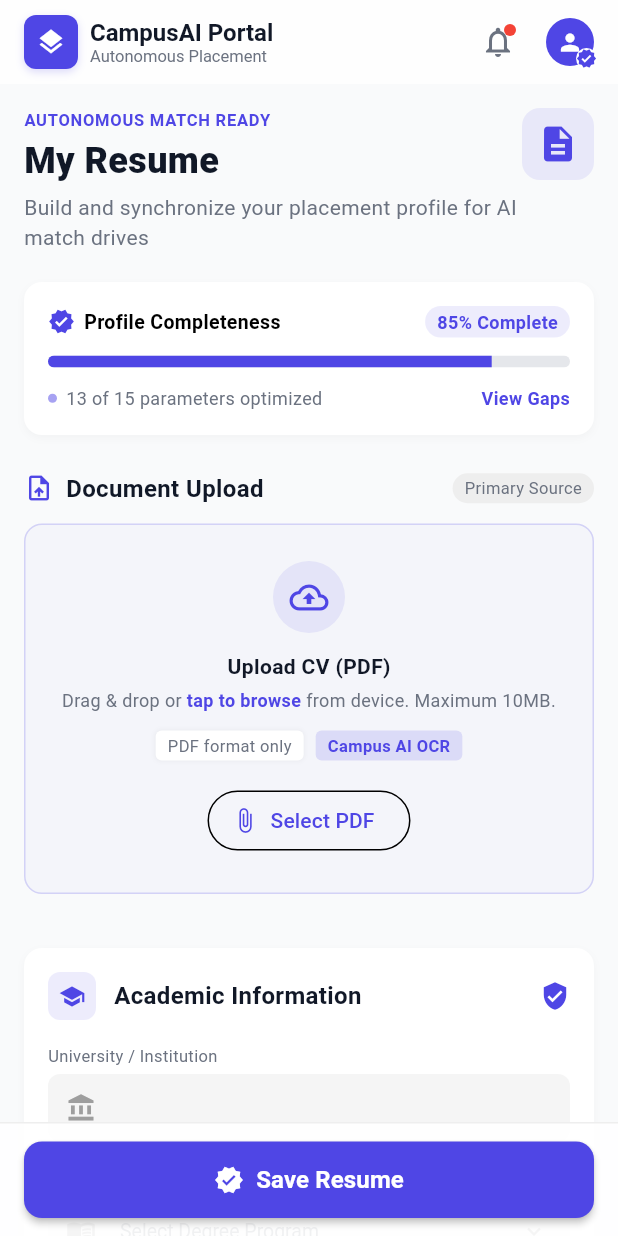
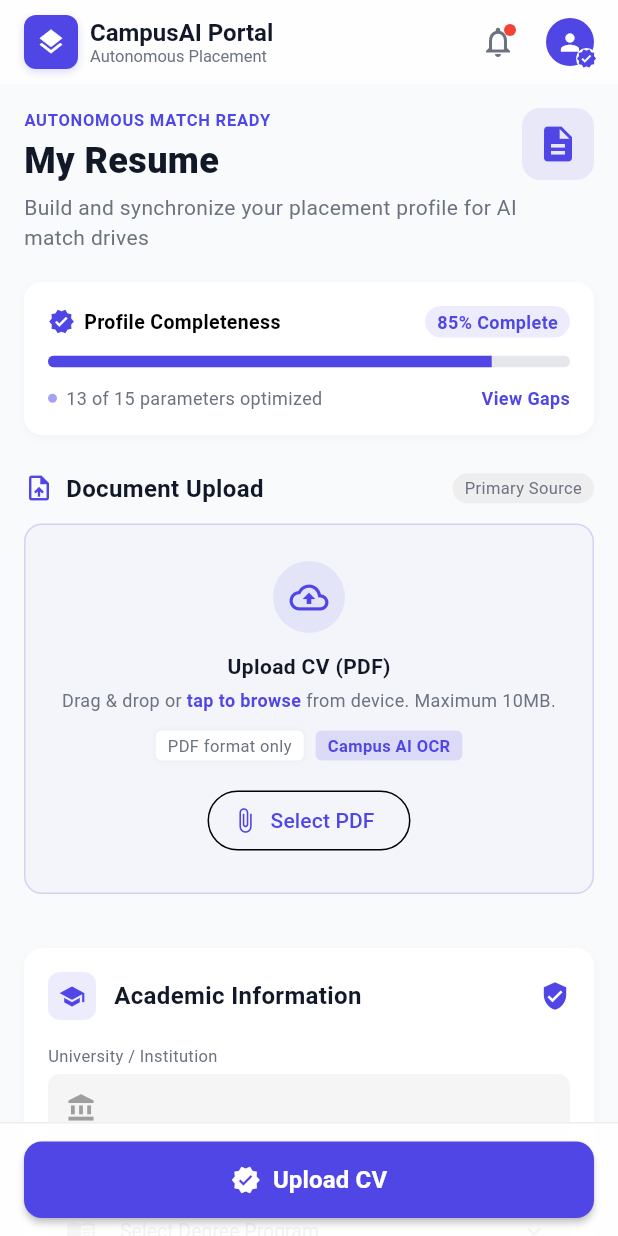
Before and after one commit to IT24100316/Campus-Placement-System, a Flutter app: the ProfileScreen screen opened directly, on a phone screen of 412 x 824 dp. Run offline on Flutter 3.47's test engine with Material 3 defaults, Android fonts, the phone set to English and light mode, and no system bars; our stand-ins replace file_picker; network calls fail.

Commit message:
feat(student-resume): connect CV upload to the backend
Implemented multipart CV upload
UI now disables duplicate submissions,
displays upload/network/backend errors inline,
& shows the returned storage ID only after a confirmed server success

```diff
--- a/frontend_flutter/lib/features/profile/presentation/screens/profile_screen.dart
+++ b/frontend_flutter/lib/features/profile/presentation/screens/profile_screen.dart
@@ -6,6 +6,7 @@ import 'package:file_picker/file_picker.dart';
 import 'package:http/http.dart' as http;
 import '../../../../core/constants/app_colors.dart';
 import '../../../../core/constants/api_endpoints.dart';
+import '../../../../core/services/cv_upload_service.dart';
 
 class ProfileScreen extends StatefulWidget {
   const ProfileScreen({super.key});
@@ -36,8 +37,8 @@ class _ProfileScreenState extends State<ProfileScreen> {
   String? _selectedAcademicStatus;
   int? _selectedYearOfStudy;
 
-  bool _isSaving = false;
-  String _saveButtonText = 'Save Resume';
+  bool _isUploadingCv = false;
+  String _saveButtonText = 'Upload CV';
   IconData _saveButtonIcon = Icons.verified;
 
   List<dynamic> _domains = [];
@@ -53,7 +54,11 @@ class _ProfileScreenState extends State<ProfileScreen> {
   PlatformFile? _selectedCvFile;
   int? _selectedCvFileSize;
   String? _cvSelectionError;
+  String? _cvUploadError;
+  String? _uploadedCvStorageKey;
   bool _isSelectingCv = false;
+
+  final CvUploadService _cvUploadService = CvUploadService();
 
   static const List<String> degreePrograms = ['BSc (Hons) Information Technology', 'BSc (Hons) Software Engineering', 'BSc (Hons) Computer Science', 'BSc (Hons) Data Science', 'BSc (Hons) Cyber Security'];
   static const List<String> internshipTypes = ['OnSite', 'Hybrid', 'Remote'];
@@ -121,7 +126,7 @@ class _ProfileScreenState extends State<ProfileScreen> {
   }
 
   Future<void> _selectCvFile() async {
-    if (_isSelectingCv) {
+    if (_isSelectingCv || _isUploadingCv) {
       return;
     }
 
@@ -170,6 +175,8 @@ class _ProfileScreenState extends State<ProfileScreen> {
         _selectedCvFile = file;
         _selectedCvFileSize = fileSize;
         _cvSelectionError = null;
+        _cvUploadError = null;
+        _uploadedCvStorageKey = null;
       });
     } catch (_) {
       _setCvSelectionError('Unable to access the selected file. Please check permissions and try again.');
@@ -185,6 +192,7 @@ class _ProfileScreenState extends State<ProfileScreen> {
       _selectedCvFile = null;
       _selectedCvFileSize = null;
       _cvSelectionError = null;
+      _cvUploadError = null;
     });
   }
 
@@ -210,6 +218,10 @@ class _ProfileScreenState extends State<ProfileScreen> {
   }
 
   void _triggerSaveAnimation() async {
+    if (_isUploadingCv) {
+      return;
+    }
+
     final isFormValid = _formKey.currentState?.validate() ?? false;
     setState(() {
       _skillsError = _skills.isEmpty ? 'Add at least one skill.' : null;
@@ -234,20 +246,53 @@ class _ProfileScreenState extends State<ProfileScreen> {
       return;
     }
 
+    final selectedFile = _selectedCvFile;
+    if (selectedFile == null) {
+      return;
+    }
+
     setState(() {
-      _isSaving = true;
-      _saveButtonText = 'Profile Synchronized!';
-      _saveButtonIcon = Icons.check_circle;
+      _isUploadingCv = true;
+      _cvUploadError = null;
+      _saveButtonText = 'Uploading CV...';
     });
 
-    await Future.delayed(const Duration(milliseconds: 2200));
+    try {
+      final fileBytes = await selectedFile.readAsBytes();
+      final result = await _cvUploadService.uploadPdf(
+        fileBytes: fileBytes,
+        fileName: selectedFile.name,
+      );
 
-    if (mounted) {
+      if (!mounted) {
+        return;
+      }
+
       setState(() {
-        _isSaving = false;
-        _saveButtonText = 'Save Resume';
-        _saveButtonIcon = Icons.verified;
+        _uploadedCvStorageKey = result.storageKey;
+        _saveButtonText = 'CV Uploaded';
+        _saveButtonIcon = Icons.check_circle;
       });
+    } on CvUploadException catch (error) {
+      if (mounted) {
+        setState(() {
+          _cvUploadError = error.message;
+          _saveButtonText = 'Upload CV';
+          _saveButtonIcon = Icons.upload_file;
+        });
+      }
+    } catch (_) {
+      if (mounted) {
+        setState(() {
+          _cvUploadError = 'Unable to prepare the selected CV for upload. Please try again.';
+          _saveButtonText = 'Upload CV';
+          _saveButtonIcon = Icons.upload_file;
+        });
+      }
+    } finally {
+      if (mounted) {
+        setState(() => _isUploadingCv = false);
+      }
     }
   }
 
@@ -526,11 +571,17 @@ class _ProfileScreenState extends State<ProfileScreen> {
                 border: Border(top: BorderSide(color: Colors.grey.shade200)),
               ),
               child: ElevatedButton.icon(
-                onPressed: _triggerSaveAnimation,
-                icon: Icon(_saveButtonIcon, size: 20),
+                onPressed: _isUploadingCv ? null : _triggerSaveAnimation,
+                icon: _isUploadingCv
+                    ? const SizedBox(
+                        height: 20,
+                        width: 20,
+                        child: CircularProgressIndicator(color: Colors.white, strokeWidth: 2),
+                      )
+                    : Icon(_saveButtonIcon, size: 20),
                 label: Text(_saveButtonText, style: const TextStyle(fontSize: 16, fontWeight: FontWeight.bold)),
                 style: ElevatedButton.styleFrom(
-                  backgroundColor: _isSaving ? Colors.teal : AppColors.primary,
+                  backgroundColor: _isUploadingCv ? Colors.teal : AppColors.primary,
                   foregroundColor: Colors.white,
                   padding: const EdgeInsets.symmetric(vertical: 14),
                   shape: RoundedRectangleBorder(
@@ -680,7 +731,7 @@ class _ProfileScreenState extends State<ProfileScreen> {
           ),
           const SizedBox(height: 16),
           OutlinedButton.icon(
-            onPressed: _isSelectingCv ? null : _selectCvFile,
+            onPressed: _isSelectingCv || _isUploadingCv ? null : _selectCvFile,
             icon: _isSelectingCv
                 ? const SizedBox(
                     height: 16,
@@ -695,6 +746,15 @@ class _ProfileScreenState extends State<ProfileScreen> {
               padding: const EdgeInsets.only(top: 8),
               child: Text(
                 _cvSelectionError!,
+                textAlign: TextAlign.center,
+                style: const TextStyle(color: Colors.red, fontSize: 12),
+              ),
+            ),
+          if (_cvUploadError != null)
+            Padding(
+              padding: const EdgeInsets.only(top: 8),
+              child: Text(
+                _cvUploadError!,
                 textAlign: TextAlign.center,
                 style: const TextStyle(color: Colors.red, fontSize: 12),
               ),
@@ -745,17 +805,39 @@ class _ProfileScreenState extends State<ProfileScreen> {
                     const SizedBox(width: 6),
                     Container(width: 4, height: 4, decoration: const BoxDecoration(color: Colors.grey, shape: BoxShape.circle)),
                     const SizedBox(width: 6),
-                    const Icon(Icons.check_circle_outline, color: Colors.teal, size: 12),
+                    Icon(
+                      _uploadedCvStorageKey == null
+                          ? Icons.pending_outlined
+                          : Icons.check_circle_outline,
+                      color: _uploadedCvStorageKey == null ? Colors.orange : Colors.teal,
+                      size: 12,
+                    ),
                     const SizedBox(width: 4),
-                    const Text('Ready to upload', style: TextStyle(fontSize: 11, color: Colors.teal, fontWeight: FontWeight.bold)),
+                    Text(
+                      _uploadedCvStorageKey == null ? 'Ready to upload' : 'Uploaded',
+                      style: TextStyle(
+                        fontSize: 11,
+                        color: _uploadedCvStorageKey == null ? Colors.orange : Colors.teal,
+                        fontWeight: FontWeight.bold,
+                      ),
+                    ),
                   ],
                 ),
+                if (_uploadedCvStorageKey != null) ...[
+                  const SizedBox(height: 2),
+                  Text(
+                    'Storage ID: $_uploadedCvStorageKey',
+                    style: const TextStyle(fontSize: 11, color: AppColors.textSecondaryLight),
+                    maxLines: 1,
+                    overflow: TextOverflow.ellipsis,
+                  ),
+                ],
               ],
             ),
           ),
           IconButton(
             icon: const Icon(Icons.delete_sweep_outlined, color: Colors.red, size: 20),
-            onPressed: _removeSelectedCv,
+            onPressed: _isUploadingCv ? null : _removeSelectedCv,
             style: IconButton.styleFrom(backgroundColor: Colors.red.shade50, shape: RoundedRectangleBorder(borderRadius: BorderRadius.circular(8))),
           ),
         ],
--- a/frontend_flutter/pubspec.yaml
+++ b/frontend_flutter/pubspec.yaml
@@ -36,6 +36,7 @@ dependencies:
   cupertino_icons: ^1.0.8
   google_fonts: ^8.2.1
   http: ^1.6.0
+  http_parser: ^4.1.2
   file_picker: ^13.1.0
 
 dev_dependencies:
```
Also changed, not shown: frontend_flutter/lib/core/services/cv_upload_service.dart (added, +112 -0 lines), frontend_flutter/pubspec.lock, 2 other files.
